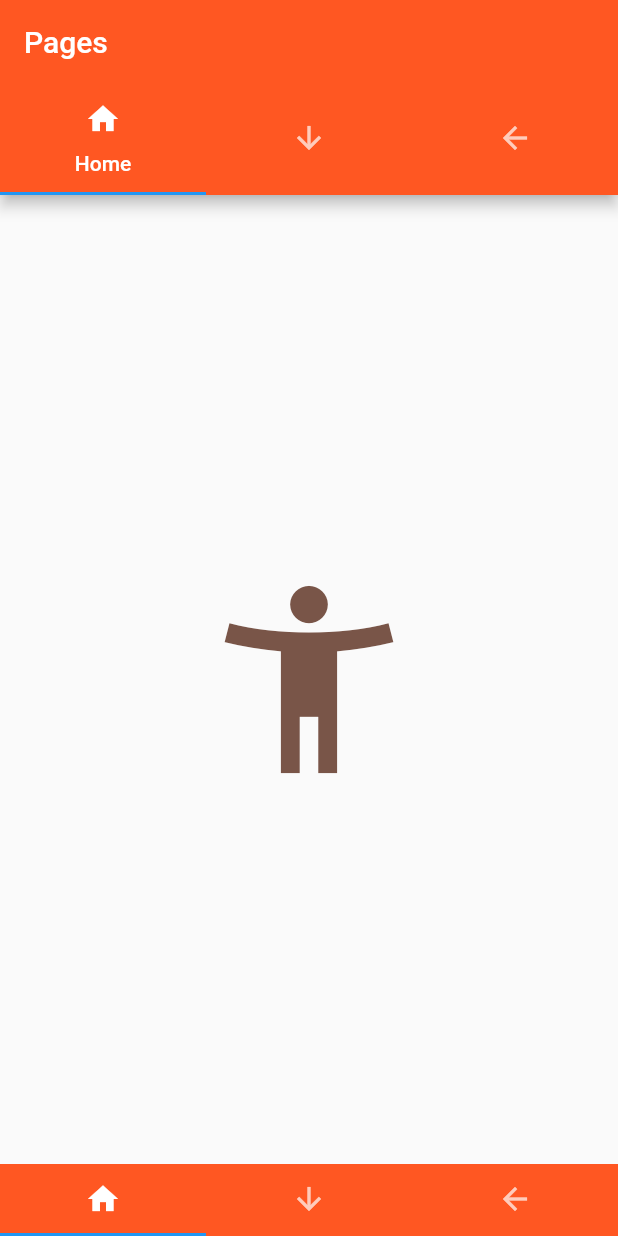
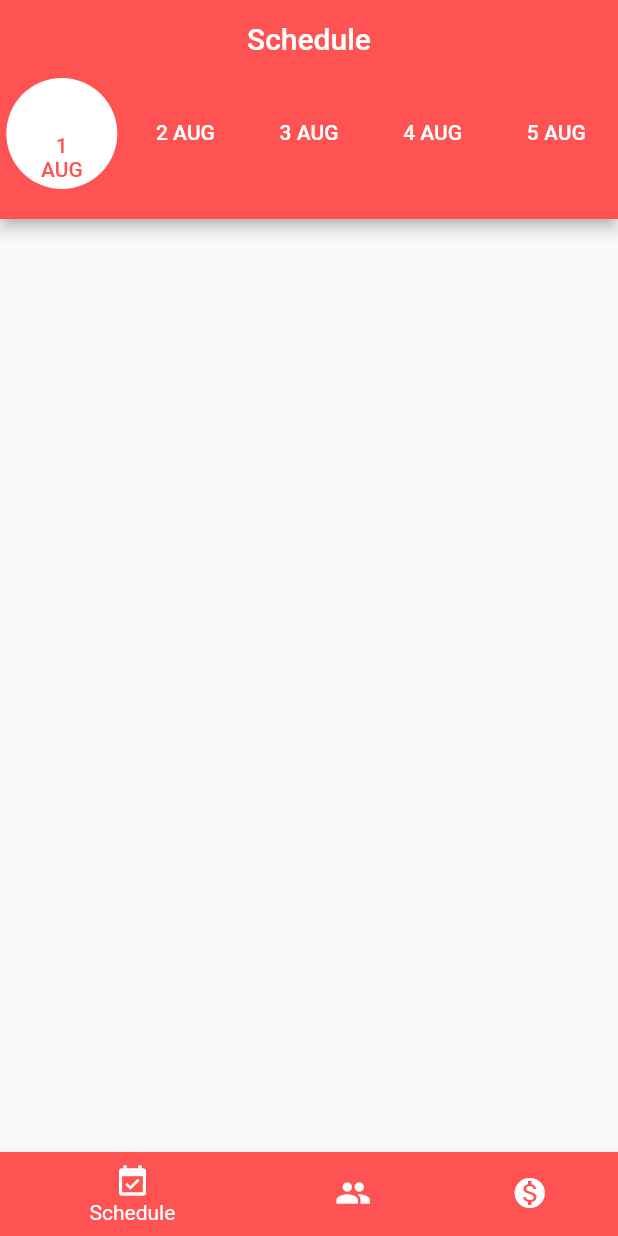
Before and after one commit to guilhermeof/app-conference, a Flutter app: the screen it shows after launch, on a phone screen of 412 x 824 dp. Run offline on Flutter 3.47's test engine with Material 2 defaults, Android fonts, the phone set to English and light mode, and no system bars.

Commit message:
Refatorado tabs e criando páginas de sponsers, speakers e schedules

```diff
--- a/lib/main.dart
+++ b/lib/main.dart
@@ -1,68 +1,6 @@
 import 'package:flutter/material.dart';
-import 'FirstPage.dart' as first;
-import 'SecondPage.dart' as second;
-import 'ThirdPage.dart' as third;
+import 'package:app_conference/ui/tabs.dart';
 
 void main() => runApp(new MaterialApp(
   home: new MyTabs(),
 ));
-
-class MyTabs extends StatefulWidget {
-  @override
-  MyTabsState createState() => new MyTabsState();
-}
-
-class MyTabsState extends State<MyTabs> with SingleTickerProviderStateMixin {
-
-  TabController _tabController;
-
-  @override
-  void initState() {
-    super.initState();
-    _tabController = new TabController(length: 3, vsync: this);
-  }
-
-  @override
-  void dispose() {
-    _tabController.dispose();
-    super.dispose();
-  }
-
-  @override
-  Widget build(BuildContext context) {
-    return new Scaffold(
-      appBar: new AppBar(
-        title: new Text("Pages"),
-        backgroundColor: Colors.deepOrange,
-        bottom: new TabBar(
-          controller: _tabController,
-            tabs: <Tab>[
-              new Tab(icon: new Icon(Icons.home), text: "Home"),
-              new Tab(icon: new Icon(Icons.arrow_downward)),
-              new Tab(icon: new Icon(Icons.arrow_back)),
-            ]
-        ),
-      ),
-      bottomNavigationBar: new Material(
-        color: Colors.deepOrange,
-        child: new TabBar(
-          indicatorPadding: EdgeInsets.zero,
-            controller: _tabController,
-            tabs: <Tab>[
-              new Tab(icon: new Icon(Icons.home)),
-              new Tab(icon: new Icon(Icons.arrow_downward)),
-              new Tab(icon: new Icon(Icons.arrow_back)),
-            ]
-        ),
-      ),
-      body: new TabBarView(
-          controller: _tabController,
-          children: <Widget>[
-            new first.First(),
-            new second.Second(),
-            new third.Third()
-          ]
-      ),
-    );
-  }
-}
--- /dev/null
+++ b/lib/pages/schedule_page.dart
@@ -0,0 +1,68 @@
+import 'package:flutter/material.dart';
+
+class SchedulePage extends StatefulWidget {
+  @override
+  _SchedulePageState createState() => new _SchedulePageState();
+}
+
+class _SchedulePageState extends State<SchedulePage> with SingleTickerProviderStateMixin {
+
+  TabController controller;
+
+  @override
+  void initState() {
+    super.initState();
+    controller = new TabController(vsync: this, length: 5);
+  }
+
+  @override
+  void dispose() {
+    controller.dispose();
+    super.dispose();
+  }
+
+
+  @override
+  Widget build(BuildContext context) {
+    return new Scaffold(
+      appBar: new AppBar(
+        backgroundColor: Colors.redAccent,
+        title: new Text("Schedule"),
+        centerTitle: true,
+        bottom: new PreferredSize(
+          preferredSize: new Size.fromHeight(90.0),
+          child: new Material(
+            color: Colors.redAccent,
+            child: new Container(
+              padding: new EdgeInsets.only(bottom: 20.0),
+              child: new TabBar(
+              controller: controller,
+              unselectedLabelColor: Colors.white,
+              indicator: new BoxDecoration(
+                shape: BoxShape.circle,
+                color: Colors.white,
+              ),
+              labelColor: Colors.redAccent,
+              tabs: <Widget>[
+                new Tab(icon: new Icon(null), child: new Container(
+                  child: new Column(
+                    mainAxisSize: MainAxisSize.min,
+                    children: <Widget>[
+                      new Text("1"),
+                      new Text("AUG")
+                    ],
+                  )
+                )),
+                new Tab( text: "2 AUG",),
+                new Tab( text: "3 AUG",),
+                new Tab( text: "4 AUG",),
+                new Tab( text: "5 AUG",)
+             ],
+            ),
+            )
+          ),
+        )
+      ),
+    );
+  }
+}
--- a/lib/FirstPage.dart
+++ b/lib/pages/speaker_detail_page.dart
@@ -1,14 +1,14 @@
 import 'package:flutter/material.dart';
 
-class First extends StatelessWidget {
+class SpeakerDetailPage extends StatelessWidget {
   @override
   Widget build(BuildContext context) {
     return new Container(
       child: new Center(
         child: new Icon(
-            Icons.accessibility_new,
-            size: 150.0,
-            color: Colors.brown,
+          Icons.local_pizza,
+          size: 150.0,
+          color: Colors.teal,
         ),
       ),
     );
--- /dev/null
+++ b/lib/ui/tabs.dart
@@ -0,0 +1,73 @@
+import 'package:flutter/material.dart';
+import 'package:app_conference/pages/schedule_page.dart';
+import 'package:app_conference/pages/speakers_page.dart';
+import 'package:app_conference/pages/sponsers_page.dart';
+import 'package:app_conference/ui/drawer.dart';
+
+
+class MyTabs extends StatefulWidget {
+  @override
+  MyTabsState createState() => new MyTabsState();
+}
+
+class MyTabsState extends State<MyTabs> {
+
+  int currentTab = 0;
+  SchedulePage schedulePage = new SchedulePage();
+  SpeakersPage speakersPage = new SpeakersPage();
+  SponsersPage sponsersPage = new SponsersPage();
+  List<Widget> pages;
+  Widget currentPage;
+
+
+  @override
+  void initState() {
+    super.initState();
+    pages = [schedulePage, speakersPage, sponsersPage];
+    currentPage = schedulePage;
+  }
+
+  @override
+  void dispose() {
+    super.dispose();
+  }
+
+  @override
+  Widget build(BuildContext context) {
+
+    final BottomNavigationBar navBar = new BottomNavigationBar(
+      currentIndex: currentTab,
+      type: BottomNavigationBarType.shifting,
+      onTap: (int numTab) {
+        setState(() {
+          print("Current tab: " + numTab.toString());
+          currentTab = numTab;
+          currentPage = pages[numTab];
+        });
+      },
+      items: <BottomNavigationBarItem>[
+        new BottomNavigationBarItem(
+          backgroundColor: Colors.redAccent,
+          icon: new Icon(Icons.event_available),
+          title: new Text("Schedule")
+        ),
+        new BottomNavigationBarItem(
+          backgroundColor: Colors.redAccent,
+          icon: new Icon(Icons.group),
+          title: new Text("Speakers")
+        ),
+        new BottomNavigationBarItem(
+          backgroundColor: Colors.redAccent,
+          icon: new Icon(Icons.monetization_on),
+          title: new Text("Sponsers")
+        )
+      ],
+    );
+
+
+    return new Scaffold(
+      bottomNavigationBar: navBar,
+      body: currentPage,
+    );
+  }
+}
--- a/pubspec.yaml
+++ b/pubspec.yaml
@@ -1,4 +1,4 @@
-name: tabbar_navigation
+name: app_conference
 description: A new Flutter project.
 
 dependencies:
```
Also changed, not shown: lib/SecondPage.dart (deleted, +0 -16 lines), lib/ThirdPage.dart (deleted, +0 -16 lines), lib/pages/speakers_page.dart (added, +13 -0 lines), lib/pages/sponsers_page.dart (added, +13 -0 lines), lib/ui/drawer.dart (added, +44 -0 lines), 7 other files.
